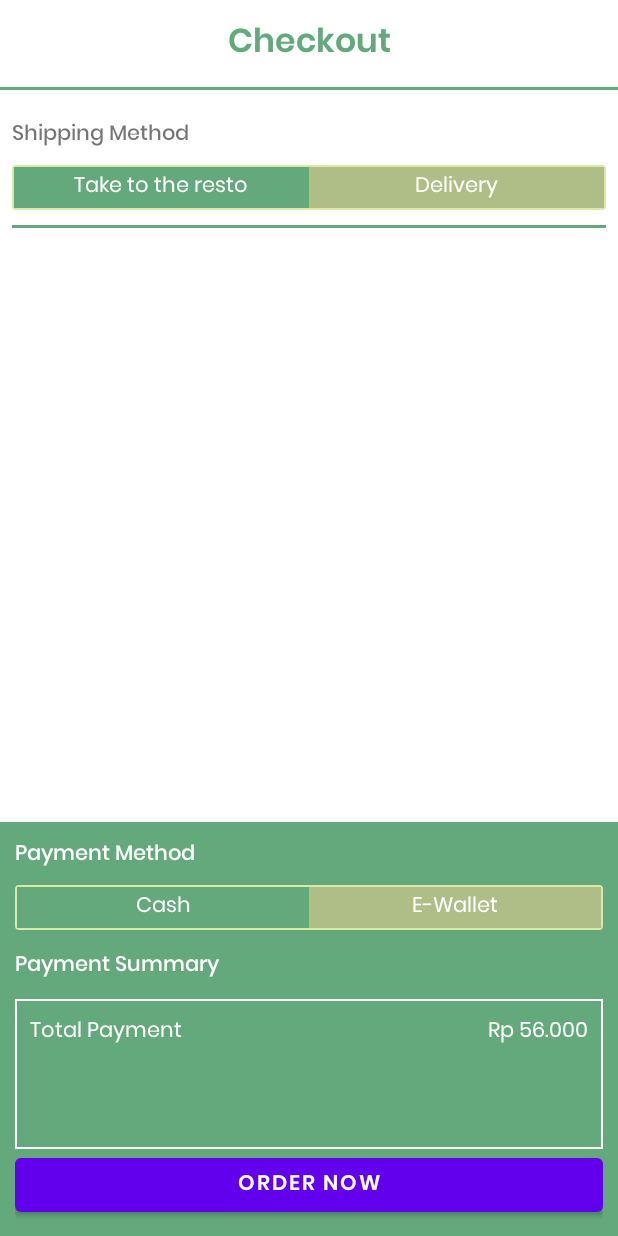
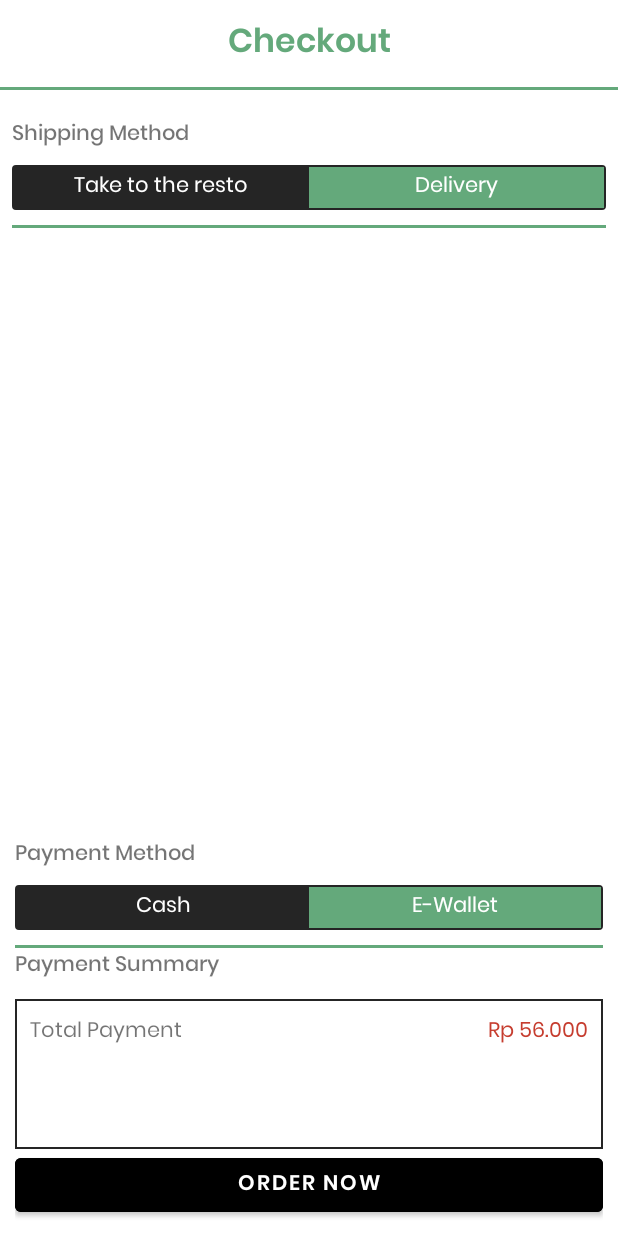
Before and after one commit to ryhanhxx/FlavourFairApp, an Android app: the CheckoutProductActivity screen opened directly, with no data from a screen before it, on a phone screen of 412 x 824 dp. Run offline under Robolectric (Android 15) with nearby library versions, the phone set to English and light mode, and no system bars.

Commit message:
add feature

```diff
--- a/app/src/main/res/drawable/stroke.xml
+++ b/app/src/main/res/drawable/stroke.xml
@@ -2,5 +2,5 @@
 <shape xmlns:android="http://schemas.android.com/apk/res/android">
     <stroke
         android:width="1dp"
-        android:color="@color/white" />
+        android:color="@color/black" />
 </shape>
--- a/app/src/main/res/drawable/switch_outline.xml
+++ b/app/src/main/res/drawable/switch_outline.xml
@@ -5,5 +5,5 @@
     <solid android:color="@color/primaryColor" />
     <stroke
         android:width="1dp"
-        android:color="@color/secondaryColor" />
+        android:color="@color/black" />
 </shape>
--- a/app/src/main/res/drawable/toggle_widget_background.xml
+++ b/app/src/main/res/drawable/toggle_widget_background.xml
@@ -1,6 +1,6 @@
 <?xml version="1.0" encoding="UTF-8" standalone="no"?>
 <selector xmlns:android="http://schemas.android.com/apk/res/android">
-    <item android:drawable="@color/primaryColor" android:state_checked="true" />
+    <item android:drawable="@color/black" android:state_checked="true" />
     <item android:drawable="@color/thirdColor" android:state_pressed="true" />
-    <item android:drawable="@color/thirdColor" />
+    <item android:drawable="@color/primaryColor" />
 </selector>
--- a/app/src/main/res/layout/activity_checkout_product.xml
+++ b/app/src/main/res/layout/activity_checkout_product.xml
@@ -104,7 +104,7 @@
         android:id="@+id/cl_bottom"
         android:layout_width="match_parent"
         android:layout_height="wrap_content"
-        android:background="@color/primaryColor"
+        android:background="@color/white"
         android:padding="10dp"
         app:layout_constraintBottom_toBottomOf="parent">
 
@@ -120,7 +120,6 @@
                 android:layout_height="wrap_content"
                 android:fontFamily="@font/poppins_medium"
                 android:text="@string/text_title_payment"
-                android:textColor="@color/white"
                 app:layout_constraintTop_toTopOf="parent" />
 
             <RadioGroup
@@ -186,7 +185,6 @@
                 android:layout_height="wrap_content"
                 android:fontFamily="@font/poppins_medium"
                 android:text="Payment Summary"
-                android:textColor="@color/white"
                 app:layout_constraintTop_toTopOf="parent" />
 
             <androidx.constraintlayout.widget.ConstraintLayout
@@ -206,7 +204,6 @@
                     android:text="Total Payment"
                     app:layout_constraintEnd_toStartOf="@id/tv_detail2"
                     app:layout_constraintStart_toStartOf="parent"
-                    android:textColor="@color/white"
                     app:layout_constraintTop_toTopOf="parent" />
 
                 <TextView
@@ -217,10 +214,10 @@
                     android:gravity="end"
                     android:padding="10dp"
                     android:text="Rp 56.000"
-                    android:textColor="@color/white"
                     app:layout_constraintEnd_toEndOf="parent"
                     app:layout_constraintStart_toEndOf="@id/tv_detail"
-                    app:layout_constraintTop_toTopOf="parent" />
+                    app:layout_constraintTop_toTopOf="parent"
+                    android:textColor="@color/priceColor"/>
             </androidx.constraintlayout.widget.ConstraintLayout>
 
         </androidx.constraintlayout.widget.ConstraintLayout>
@@ -231,6 +228,7 @@
             android:layout_height="wrap_content"
             android:fontFamily="@font/poppins_semibold"
             android:text="@string/btn_order"
+            android:backgroundTint="#000000"
             app:layout_constraintBottom_toBottomOf="parent" />
     </androidx.constraintlayout.widget.ConstraintLayout>
 
--- a/app/src/main/res/layout/fragment_cart.xml
+++ b/app/src/main/res/layout/fragment_cart.xml
@@ -37,7 +37,7 @@
         android:id="@+id/cl_order"
         android:layout_width="match_parent"
         android:layout_height="wrap_content"
-        android:background="@color/primaryColor"
+        android:background="@color/white"
         android:padding="10dp"
         app:layout_constraintBottom_toBottomOf="parent">
 
@@ -53,6 +53,7 @@
                 android:id="@+id/b_order"
                 android:layout_width="0dp"
                 android:layout_height="wrap_content"
+                android:backgroundTint="#000000"
                 android:fontFamily="@font/poppins_medium"
                 android:text="@string/text_btn_order"
                 app:layout_constraintBottom_toBottomOf="parent"
@@ -75,7 +76,6 @@
                 android:layout_height="wrap_content"
                 android:fontFamily="@font/poppins_medium"
                 android:text="@string/text_title_totalprice"
-                android:textColor="@color/white"
                 app:layout_constraintTop_toTopOf="parent" />
 
             <TextView
@@ -84,7 +84,7 @@
                 android:layout_height="wrap_content"
                 android:fontFamily="@font/poppins"
                 android:text="Rp. 10.000"
-                android:textColor="@color/white"
+                android:textColor="@color/priceColor"
                 app:layout_constraintTop_toBottomOf="@id/tv_totalprice" />
 
         </androidx.constraintlayout.widget.ConstraintLayout>
--- a/app/src/main/res/values/themes.xml
+++ b/app/src/main/res/values/themes.xml
@@ -6,4 +6,6 @@
         <!-- Status bar color. -->
         <!-- Customize your theme here. -->
     </style>
+
+
 </resources>
```
Also changed, not shown: app/src/main/res/drawable/ic_dashboard_black_24dp.xml (deleted, +0 -9 lines), app/src/main/res/drawable/ic_notifications_black_24dp.xml (deleted, +0 -9 lines).
